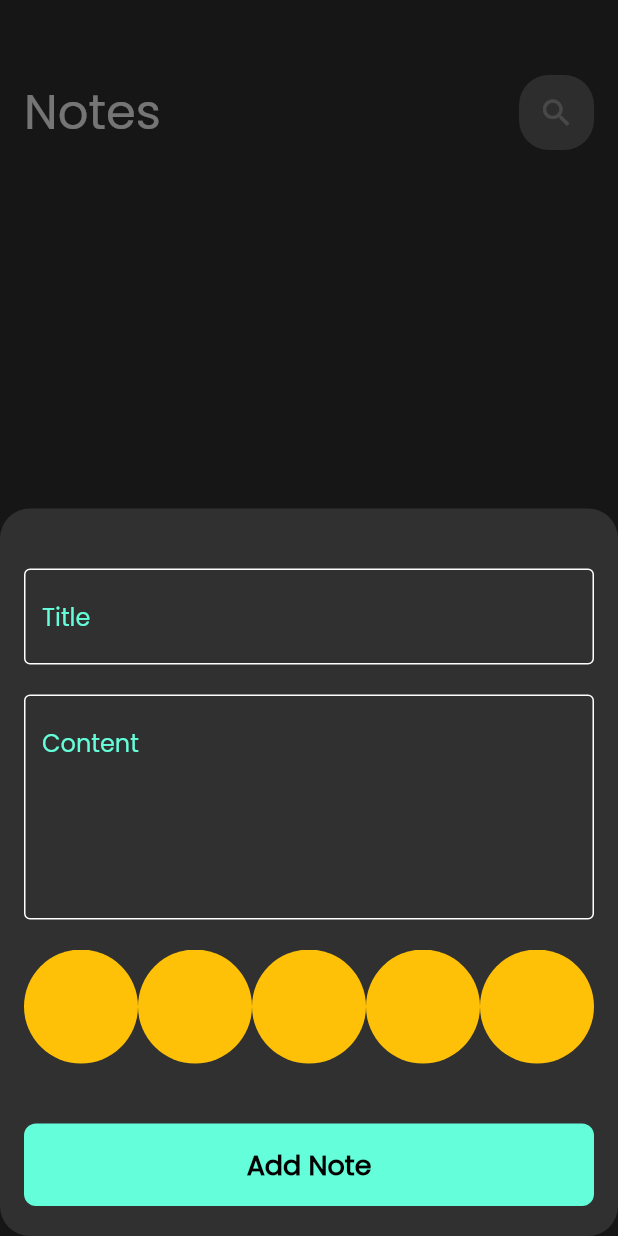
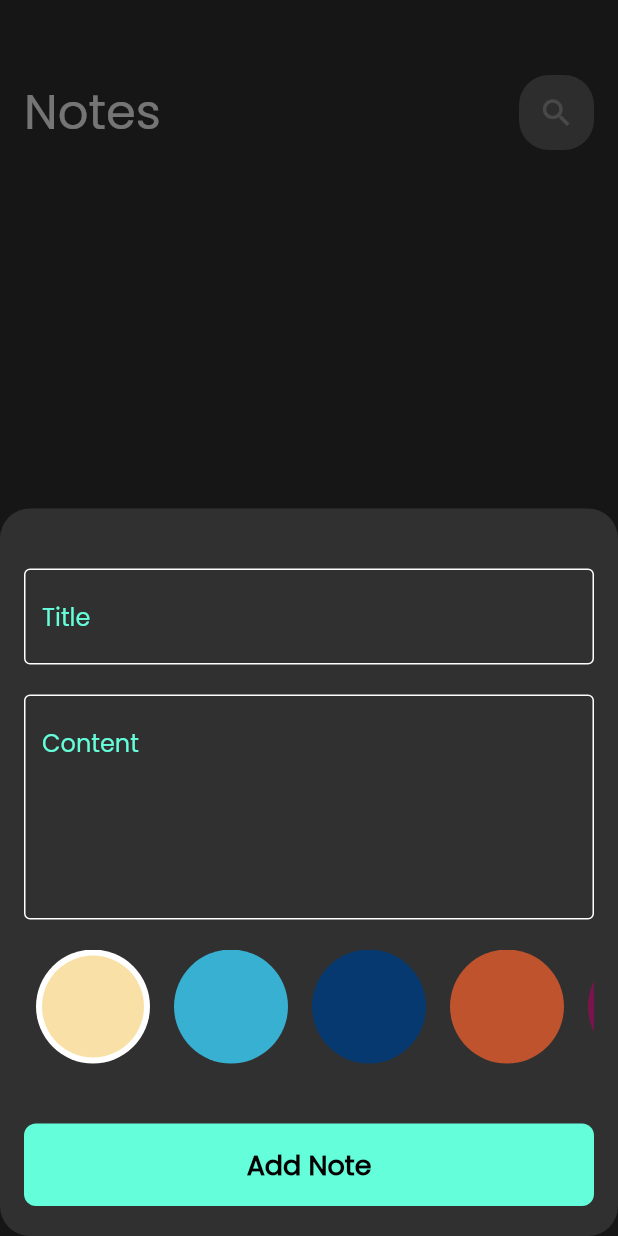
Before and after one commit to mecodeur/notes2_app, a Flutter app: the screen it shows after launch, after a tap on an icon or button, on a phone screen of 412 x 824 dp. Run offline on Flutter 3.47's test engine with Material 2 defaults, Android fonts, the phone set to English and light mode, and no system bars; our stand-ins replace bloc, flutter_bloc, font_awesome_flutter, hive, hive_flutter; accounts and stored records are empty.

Commit message:
colors listview part 2

```diff
--- a/lib/widgets/colors_list_view.dart
+++ b/lib/widgets/colors_list_view.dart
@@ -1,30 +1,68 @@
 import 'package:flutter/material.dart';
 
-class ColorsListView extends StatelessWidget {
+class ColorsListView extends StatefulWidget {
   const ColorsListView({Key? key}) : super(key: key);
 
+  @override
+  State<ColorsListView> createState() => _ColorsListViewState();
+}
+
+class _ColorsListViewState extends State<ColorsListView> {
+  int currentIndex = 0;
+
+  List<Color> colors = [
+    Color(0xfff9e0a7),
+    Color(0xff38b0d2),
+    Color(0xff063970),
+    Color(0xffbe532d),
+    Color(0xff79154c),
+  ];
   @override
   Widget build(BuildContext context) {
     return SizedBox(
       height: 38 * 2,
       child: ListView.builder(
           scrollDirection: Axis.horizontal,
-          itemCount: 10,
+          itemCount: 5,
           itemBuilder: (context, index){
-            return ColorItem();
+            return Padding(
+              padding: const EdgeInsets.symmetric(horizontal: 8.0),
+              child: GestureDetector(
+                onTap: (){
+                  currentIndex = index;
+                  setState(() {
+
+                  });
+                },
+                child: ColorItem(
+                  color: colors[index],
+                  isActive: currentIndex == index ? true : false,
+                ),
+              ),
+            );
           }),
     );
   }
 }
 
 class ColorItem extends StatelessWidget {
-  const ColorItem({Key? key}) : super(key: key);
+  const ColorItem({Key? key, required this.isActive, required this.color}) : super(key: key);
+
+  final bool isActive;
+  final Color color;
 
   @override
   Widget build(BuildContext context) {
-    return CircleAvatar(
-      backgroundColor: Colors.amber,
+    return isActive ? CircleAvatar(
       radius: 38,
-    );
+      backgroundColor: Colors.white,
+      child: CircleAvatar(
+        backgroundColor: color,
+        radius: 34,
+      ),
+    ): CircleAvatar(
+      backgroundColor: color,
+      radius: 38,
+    ) ;
   }
 }
```
